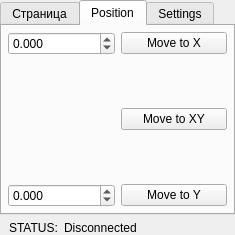
Old version of the form motion_controller/motion_controller.ui in the repository daniil445/aerial_warden.
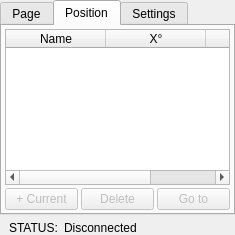
New version of the form. The open tabs and pages were chosen to show the change. Icons and pictures are not drawn. Custom widgets are drawn as their Qt base class.

```diff
--- a/motion_controller/motion_controller.ui
+++ b/motion_controller/motion_controller.ui
@@ -93,7 +93,7 @@
      </property>
      <widget class="QWidget" name="tab">
       <attribute name="title">
-       <string>Страница</string>
+       <string>Page</string>
       </attribute>
       <layout class="QHBoxLayout" name="horizontalLayout_2">
        <item>
@@ -191,86 +191,84 @@
        <string>Position</string>
       </attribute>
       <layout class="QVBoxLayout" name="verticalLayout">
+       <property name="spacing">
+        <number>3</number>
+       </property>
        <property name="leftMargin">
-        <number>6</number>
+        <number>3</number>
        </property>
        <property name="topMargin">
-        <number>6</number>
+        <number>3</number>
        </property>
        <property name="rightMargin">
-        <number>6</number>
+        <number>3</number>
        </property>
        <property name="bottomMargin">
-        <number>6</number>
+        <number>3</number>
        </property>
        <item>
-        <layout class="QGridLayout" name="gridLayout_7">
-         <item row="2" column="0">
-          <spacer name="horizontalSpacer_2">
-           <property name="sizeHint" stdset="0">
-            <size>
-             <width>40</width>
-             <height>20</height>
-            </size>
+        <widget class="QTableWidget" name="positions_table">
+         <property name="selectionMode">
+          <enum>QAbstractItemView::SelectionMode::SingleSelection</enum>
+         </property>
+         <property name="selectionBehavior">
+          <enum>QAbstractItemView::SelectionBehavior::SelectRows</enum>
+         </property>
+         <property name="columnCount">
+          <number>3</number>
+         </property>
+         <column>
+          <property name="text">
+           <string>Name</string>
+          </property>
+         </column>
+         <column>
+          <property name="text">
+           <string>X°</string>
+          </property>
+         </column>
+         <column>
+          <property name="text">
+           <string>Y°</string>
+          </property>
+         </column>
+        </widget>
+       </item>
+       <item>
+        <layout class="QHBoxLayout" name="positions_buttons">
+         <property name="spacing">
+          <number>3</number>
+         </property>
+         <item>
+          <widget class="QPushButton" name="add_position">
+           <property name="enabled">
+            <bool>false</bool>
            </property>
-          </spacer>
-         </item>
-         <item row="3" column="1">
-          <widget class="QPushButton" name="pb_move_y">
+           <property name="toolTip">
+            <string>Add the current position. You can edit its name in the table.</string>
+           </property>
            <property name="text">
-            <string>Move to Y</string>
+            <string>+ Current</string>
            </property>
           </widget>
          </item>
-         <item row="3" column="0">
-          <widget class="QDoubleSpinBox" name="ds_move_y">
-           <property name="focusPolicy">
-            <enum>Qt::NoFocus</enum>
+         <item>
+          <widget class="QPushButton" name="delete_position">
+           <property name="enabled">
+            <bool>false</bool>
            </property>
-           <property name="decimals">
-            <number>3</number>
-           </property>
-           <property name="minimum">
-            <double>-90.000000000000000</double>
-           </property>
-           <property name="maximum">
-            <double>90.000000000000000</double>
-           </property>
-           <property name="value">
-            <double>0.000000000000000</double>
-           </property>
-          </widget>
-         </item>
-         <item row="1" column="1">
-          <widget class="QPushButton" name="pb_move_x">
            <property name="text">
-            <string>Move to X</string>
+            <string>Delete</string>
            </property>
           </widget>
          </item>
-         <item row="1" column="0">
-          <widget class="QDoubleSpinBox" name="ds_move_x">
-           <property name="focusPolicy">
-            <enum>Qt::NoFocus</enum>
+         <item>
+          <widget class="QPushButton" name="go_position">
+           <property name="enabled">
+            <bool>false</bool>
            </property>
-           <property name="decimals">
-            <number>3</number>
-           </property>
-           <property name="minimum">
-            <double>-360.000000000000000</double>
-           </property>
-           <property name="maximum">
-            <double>360.000000000000000</double>
-           </property>
-           <property name="value">
-            <double>0.000000000000000</double>
-           </property>
-          </widget>
-         </item>
-         <item row="2" column="1">
-          <widget class="QPushButton" name="pb_all_axis_move">
            <property name="text">
-            <string>Move to XY</string>
+            <string>Go to</string>
            </property>
           </widget>
          </item>
```
Left out of the diff: 325 changed lines with no effect on the pictures.
